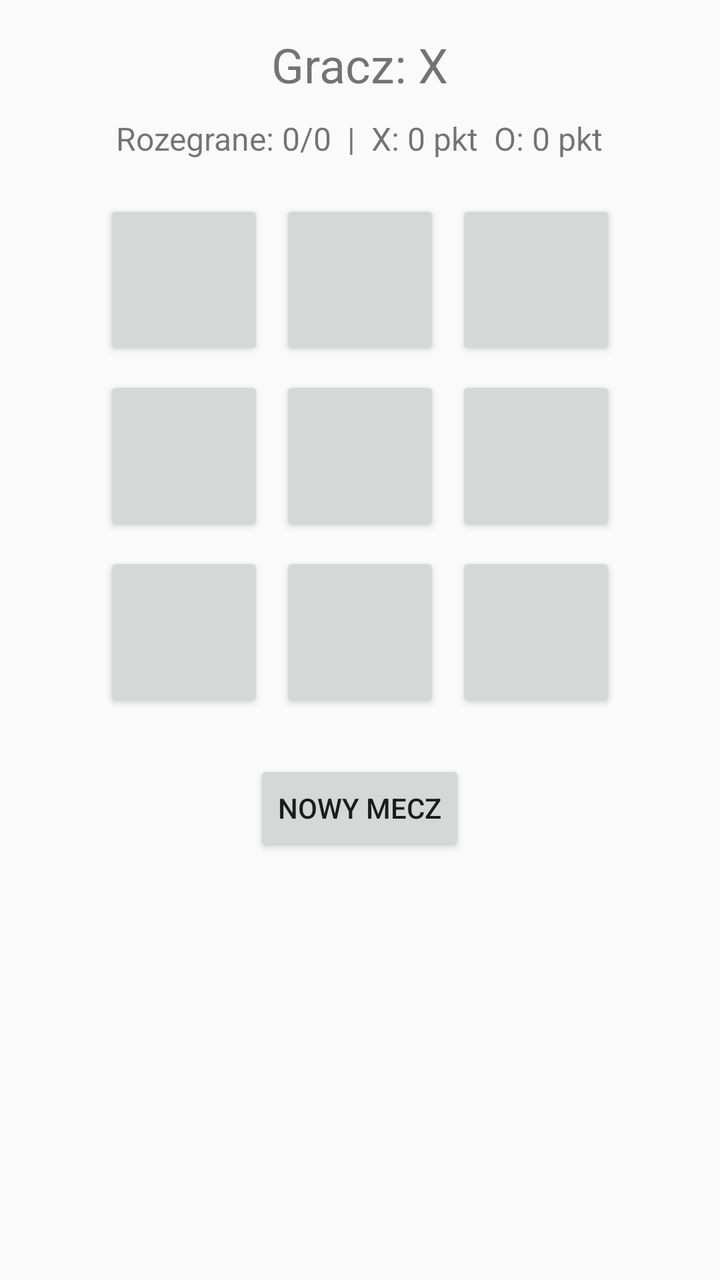
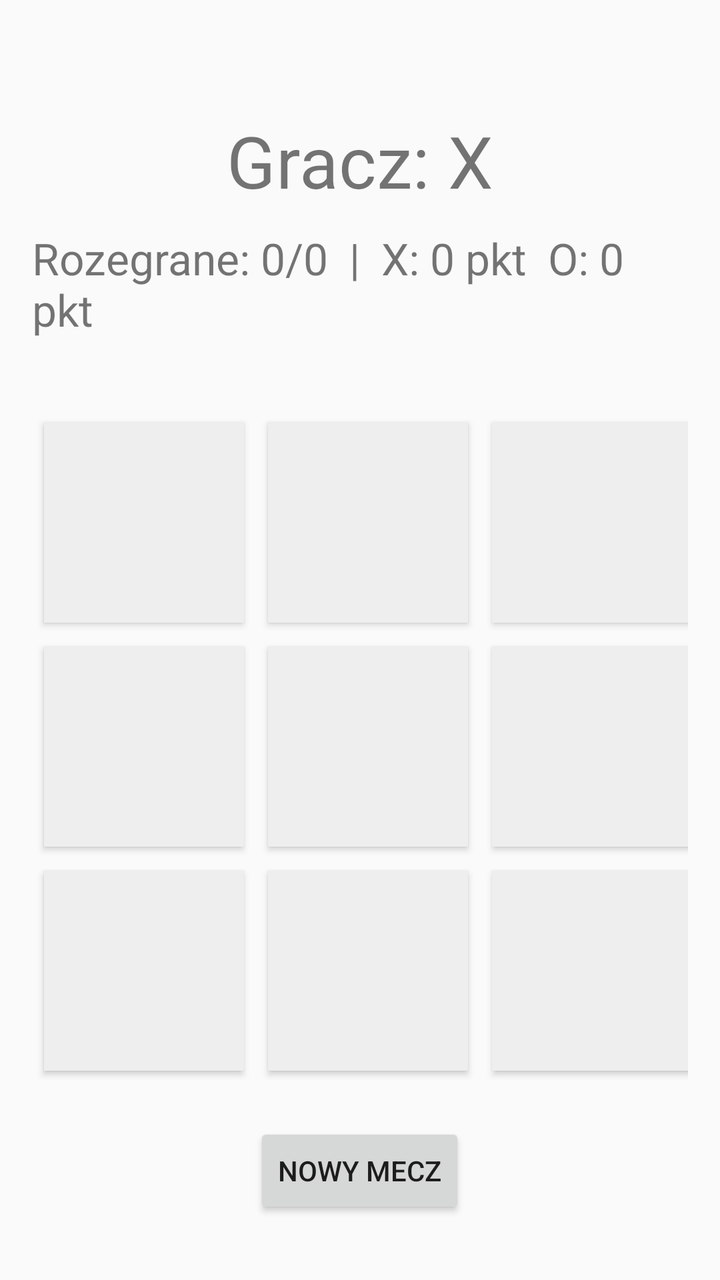

Screens rendered from an Android XML layout before and after an edit, with the pre-edit source and the edit as a unified diff.
<!-- AndroidManifest.xml: application theme AppTheme -->
<!-- res/layout/activity_game.xml -->
<?xml version="1.0" encoding="utf-8"?>
<LinearLayout
    xmlns:android="http://schemas.android.com/apk/res/android"
    android:layout_width="match_parent"
    android:layout_height="match_parent"
    android:orientation="vertical"
    android:padding="16dp"
    android:gravity="center_horizontal">

    <TextView
        android:id="@+id/tvCurrentPlayer"
        android:layout_width="wrap_content"
        android:layout_height="wrap_content"
        android:text="Gracz: X"
        android:textSize="24sp"
        android:layout_marginBottom="10dp"/>

    <TextView
        android:id="@+id/tvStats"
        android:layout_width="wrap_content"
        android:layout_height="wrap_content"
        android:text="Rozegrane: 0/0  |  X: 0 pkt  O: 0 pkt"
        android:textSize="16sp"
        android:layout_marginBottom="16dp"/>

    <GridLayout
        android:id="@+id/gridBoard"
        android:layout_width="wrap_content"
        android:layout_height="wrap_content"
        android:columnCount="3"
        android:rowCount="3">

        <Button android:id="@+id/btn0" style="@style/BoardButton"/>
        <Button android:id="@+id/btn1" style="@style/BoardButton"/>
        <Button android:id="@+id/btn2" style="@style/BoardButton"/>
        <Button android:id="@+id/btn3" style="@style/BoardButton"/>
        <Button android:id="@+id/btn4" style="@style/BoardButton"/>
        <Button android:id="@+id/btn5" style="@style/BoardButton"/>
        <Button android:id="@+id/btn6" style="@style/BoardButton"/>
        <Button android:id="@+id/btn7" style="@style/BoardButton"/>
        <Button android:id="@+id/btn8" style="@style/BoardButton"/>

    </GridLayout>

    <Button
        android:id="@+id/btnNewMatch"
        android:layout_width="wrap_content"
        android:layout_height="wrap_content"
        android:text="Nowy mecz"
        android:layout_marginTop="20dp"/>
</LinearLayout>
<!-- resources referenced by this layout -->
<resources>
  <style name="BoardButton">
          <item name="android:layout_width">80dp</item>
          <item name="android:layout_height">80dp</item>
          <item name="android:textSize">32sp</item>
          <item name="android:layout_margin">4dp</item>
      </style>
  <style name="AppTheme" parent="Theme.AppCompat.Light.NoActionBar">
          
      </style>
</resources>

<!-- the commit's change to res/layout/activity_game.xml (unified diff, before → after) -->
@@ -7,12 +7,16 @@
     android:padding="16dp"
     android:gravity="center_horizontal">
 
+    <View
+        android:layout_width="match_parent"
+        android:layout_height="40dp" />
+
     <TextView
         android:id="@+id/tvCurrentPlayer"
         android:layout_width="wrap_content"
         android:layout_height="wrap_content"
         android:text="Gracz: X"
-        android:textSize="24sp"
+        android:textSize="36sp"
         android:layout_marginBottom="10dp"/>
 
     <TextView
@@ -20,7 +24,7 @@
         android:layout_width="wrap_content"
         android:layout_height="wrap_content"
         android:text="Rozegrane: 0/0  |  X: 0 pkt  O: 0 pkt"
-        android:textSize="16sp"
+        android:textSize="22sp"
         android:layout_marginBottom="16dp"/>
 
     <GridLayout
@@ -28,17 +32,53 @@
         android:layout_width="wrap_content"
         android:layout_height="wrap_content"
         android:columnCount="3"
-        android:rowCount="3">
+        android:rowCount="3"
+        android:layout_marginTop="20dp">
 
-        <Button android:id="@+id/btn0" style="@style/BoardButton"/>
-        <Button android:id="@+id/btn1" style="@style/BoardButton"/>
-        <Button android:id="@+id/btn2" style="@style/BoardButton"/>
-        <Button android:id="@+id/btn3" style="@style/BoardButton"/>
-        <Button android:id="@+id/btn4" style="@style/BoardButton"/>
-        <Button android:id="@+id/btn5" style="@style/BoardButton"/>
-        <Button android:id="@+id/btn6" style="@style/BoardButton"/>
-        <Button android:id="@+id/btn7" style="@style/BoardButton"/>
-        <Button android:id="@+id/btn8" style="@style/BoardButton"/>
+        <Button
+            android:id="@+id/btn0"
+            style="@style/BoardButton"
+            android:background="@color/buttonBackground"/>
+
+        <Button
+            android:id="@+id/btn1"
+            style="@style/BoardButton"
+            android:background="@color/buttonBackground"/>
+
+        <Button
+            android:id="@+id/btn2"
+            style="@style/BoardButton"
+            android:background="@color/buttonBackground"/>
+
+        <Button
+            android:id="@+id/btn3"
+            style="@style/BoardButton"
+            android:background="@color/buttonBackground"/>
+
+        <Button
+            android:id="@+id/btn4"
+            style="@style/BoardButton"
+            android:background="@color/buttonBackground"/>
+
+        <Button
+            android:id="@+id/btn5"
+            style="@style/BoardButton"
+            android:background="@color/buttonBackground"/>
+
+        <Button
+            android:id="@+id/btn6"
+            style="@style/BoardButton"
+            android:background="@color/buttonBackground"/>
+
+        <Button
+            android:id="@+id/btn7"
+            style="@style/BoardButton"
+            android:background="@color/buttonBackground"/>
+
+        <Button
+            android:id="@+id/btn8"
+            style="@style/BoardButton"
+            android:background="@color/buttonBackground"/>
 
     </GridLayout>
 
<!-- resource entries referenced after the edit -->
@@ -1,13 +1,16 @@
 <!-- resources referenced by this layout -->
 <resources>
+  <color name="buttonBackground">#EEEEEE</color>
   <style name="BoardButton">
-          <item name="android:layout_width">80dp</item>
-          <item name="android:layout_height">80dp</item>
-          <item name="android:textSize">32sp</item>
-          <item name="android:layout_margin">4dp</item>
+          <item name="android:layout_width">100dp</item>
+          <item name="android:layout_height">100dp</item>
+          <item name="android:textSize">36sp</item>
+          <item name="android:layout_margin">6dp</item>
+          <item name="android:backgroundTint">@color/buttonBackground</item>
+          <item name="android:fontFamily">sans-serif-medium</item>
+          <item name="android:gravity">center</item>
       </style>
   <style name="AppTheme" parent="Theme.AppCompat.Light.NoActionBar">
-          
       </style>
 </resources>
 
